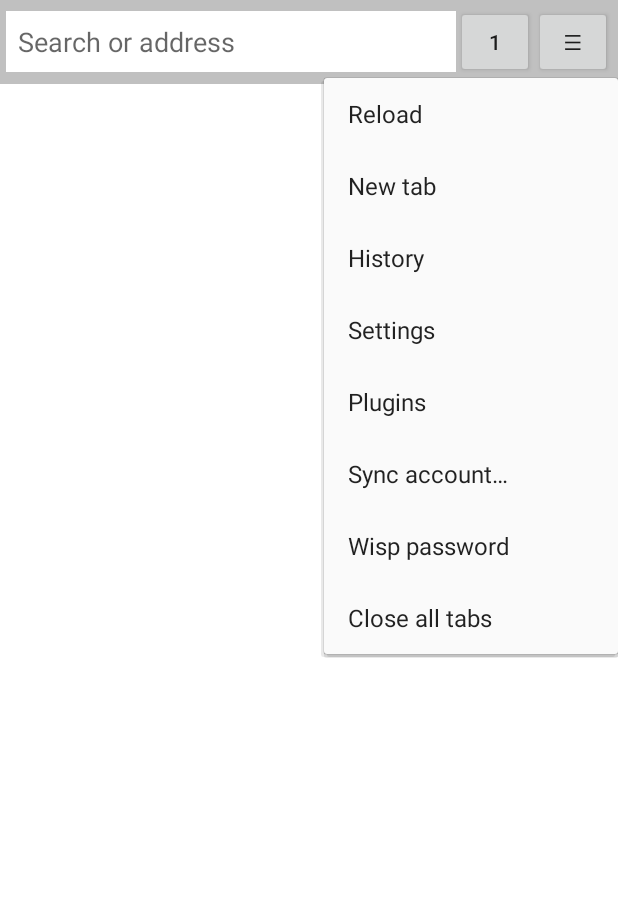
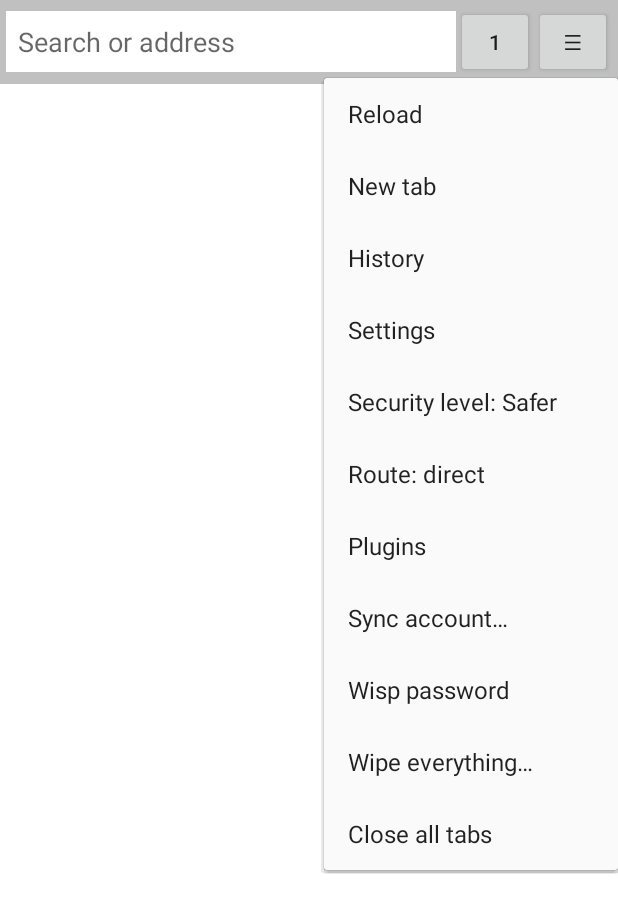
Before and after one commit to anti-ghostsec/wisp, an Android app: the screen it shows after launch (MainActivity), after a tap on an icon or button, on a phone screen of 412 x 824 dp. Shown: the top 913 px of the screen. Run offline under Robolectric (Android 15) with nearby library versions, the phone set to English and light mode, and no system bars; libraries missing offline, so code that uses them is left out: org.mozilla.geckoview, org.torproject.jni, uniffi.wisp_ffi; 20 statements that could not run were skipped.

Commit message:
Android: Tor built in, security levels, site isolation, screen privacy
Route: Direct (or your VPN), Tor built in (the Guardian Project's
tor-android, the tor Orbot runs) or Orbot. On Tor, Gecko points at a port
nothing listens on until it's connected: nothing ever goes around it.

Security levels as in Tor Browser: Safer by default (no JIT compilers or
WebAssembly, no SharedArrayBuffer, WebGL, WebRTC or MathML), Standard and
Safest (no JavaScript, only the phone's fonts). WebGPU, asm.js and rarely
used font formats are off at every level. Site isolation (Fission) is on.

No screenshots or recent-apps previews unless allowed; a Wisp password
locks the vault again after five minutes away, and wisp-core forgets what
it decrypted until it's unlocked; Wipe everything clears all of Wisp's data.

```diff
--- a/android/app/build.gradle.kts
+++ b/android/app/build.gradle.kts
@@ -44,6 +44,8 @@ android {
 
 dependencies {
     implementation("org.mozilla.geckoview:geckoview-$abi:$geckoview")
+    // Tor, built in: the Guardian Project's build of tor, the one Orbot runs.
+    implementation("info.guardianproject:tor-android:0.4.9.17")
     // The Kotlin side of the Rust core's bindings (UniFFI).
     implementation("net.java.dev.jna:jna:5.19.1@aar")
 }
--- a/android/app/src/main/java/io/github/wisp/browser/Engine.kt
+++ b/android/app/src/main/java/io/github/wisp/browser/Engine.kt
@@ -29,6 +29,8 @@ object Engine {
     const val PREFS = "wisp-android"
     /** Orbot's SOCKS port. */
     const val ORBOT_PORT = 9050
+    /** Where Gecko is sent while the built-in Tor connects: nothing listens there. */
+    private const val CLOSED_PORT = 9
 
     lateinit var runtime: GeckoRuntime
         private set
@@ -78,7 +80,7 @@ object Engine {
             .queryParameterStrippingPrivateBrowsingEnabled(cfg.optBoolean("strip_tracking_params", true))
             .build()
         val settings = GeckoRuntimeSettings.Builder()
-            .javaScriptEnabled(cfg.optBoolean("javascript", true))
+            .javaScriptEnabled(cfg.optBoolean("javascript", true) && level(app) != Level.SAFEST)
             .globalPrivacyControlEnabled(true)
             .loginAutofillEnabled(false)
             .remoteDebuggingEnabled(false)
@@ -89,6 +91,9 @@ object Engine {
             .preferredColorScheme(if (dark) GeckoRuntimeSettings.COLOR_SCHEME_DARK else GeckoRuntimeSettings.COLOR_SCHEME_SYSTEM)
             .contentBlocking(blocking)
             .isolatedProcessEnabled(true)
+            // Site isolation: each site in processes of its own, so a page
+            // that takes over its process still can't read another site's.
+            .fissionEnabled(true)
             .build()
         runtime = GeckoRuntime.create(app, settings)
         web = GeckoWebExecutor(runtime)
@@ -99,33 +104,77 @@ object Engine {
         if (cfg.optBoolean("block_third_party_cookies", true)) ContentBlocking.CookieBehavior.ACCEPT_FIRST_PARTY
         else ContentBlocking.CookieBehavior.ACCEPT_FIRST_PARTY_AND_ISOLATE_OTHERS
 
-    fun torEnabled(context: Context) =
-        context.getSharedPreferences(PREFS, Context.MODE_PRIVATE).getBoolean("tor", false)
+    /** How pages reach the internet. */
+    enum class Route { DIRECT, TOR, ORBOT }
+
+    /** How much of the web Wisp turns off to make attacks harder. */
+    enum class Level { STANDARD, SAFER, SAFEST }
+
+    private fun prefs(context: Context) = context.getSharedPreferences(PREFS, Context.MODE_PRIVATE)
+
+    fun route(context: Context): Route {
+        val p = prefs(context)
+        p.getString("route", null)?.let { name -> return Route.entries.find { it.name == name } ?: Route.DIRECT }
+        // Before the built-in Tor: a tick meant Orbot.
+        return if (p.getBoolean("tor", false)) Route.ORBOT else Route.DIRECT
+    }
+
+    fun setRoute(context: Context, route: Route) = prefs(context).edit().putString("route", route.name).remove("tor").apply()
+
+    /** Safer unless chosen otherwise: no JIT compilers, which most browser exploits go through. */
+    fun level(context: Context): Level =
+        prefs(context).getString("security_level", null)?.let { name -> Level.entries.find { it.name == name } } ?: Level.SAFER
+
+    fun setLevel(context: Context, level: Level) = prefs(context).edit().putString("security_level", level.name).apply()
+
+    /** JavaScript runs at all: the setting, and not at the Safest level. */
+    fun javascript(context: Context) = config.optBoolean("javascript", true) && level(context) != Level.SAFEST
 
     /**
-     * Gecko settings GeckoView has no call for: what desktop Wisp turns off
-     * in WebKit (WebGL, WebRTC, the JIT with Safer JavaScript), Gecko's own
-     * fingerprinting protection, and the route: straight out (your VPN, if
-     * one is on), or through Orbot's SOCKS port with names looked up there.
+     * Gecko settings GeckoView has no call for: what the security level
+     * turns off, what desktop Wisp turns off in WebKit (WebGL, WebRTC),
+     * Gecko's fingerprinting protection, and the route: straight out (your
+     * VPN, if one is on), or through Tor (built in or Orbot's) with names
+     * looked up there. On Tor, until it's connected, Gecko is pointed at a
+     * port nothing listens on: pages fail, they never go around it.
      */
     fun applyPrefs(context: Context): GeckoResult<Map<String, Boolean>> {
         val cfg = config
-        val tor = torEnabled(context)
-        val noJit = cfg.optBoolean("no_jit", false)
-        val webrtc = cfg.optBoolean("webrtc", false) && !tor
+        val route = route(context)
+        val level = level(context)
+        val tor = route != Route.DIRECT
+        val standard = level == Level.STANDARD
+        val noJit = !standard
+        val webrtc = cfg.optBoolean("webrtc", false) && !tor && standard
+        val webgl = cfg.optBoolean("webgl", false) && standard
+        val socksPort = when (route) {
+            Route.ORBOT -> ORBOT_PORT
+            Route.TOR -> Tor.port.takeIf { it > 0 } ?: CLOSED_PORT
+            Route.DIRECT -> ORBOT_PORT
+        }
         val user = GeckoPreferenceController.PREF_BRANCH_USER
         fun b(name: String, v: Boolean) = SetGeckoPreference.setBoolPref(name, v, user)
         fun i(name: String, v: Int) = SetGeckoPreference.setIntPref(name, v, user)
         fun s(name: String, v: String) = SetGeckoPreference.setStringPref(name, v, user)
         val prefs = listOf(
-            b("webgl.disabled", !cfg.optBoolean("webgl", false)),
+            b("webgl.disabled", !webgl),
             b("media.peerconnection.enabled", webrtc),
             b("media.navigator.enabled", webrtc),
+            // Safer and Safest: scripts run without the JIT compilers (and so
+            // without WebAssembly), which most browser exploits go through.
             b("javascript.options.ion", !noJit),
             b("javascript.options.baselinejit", !noJit),
             b("javascript.options.native_regexp", !noJit),
             b("javascript.options.wasm", !noJit),
-            b("javascript.options.asmjs", !noJit),
+            b("javascript.options.shared_memory", standard),
+            // Rarely used, often attacked: off at every level.
+            b("javascript.options.asmjs", false),
+            b("dom.webgpu.enabled", false),
+            b("gfx.font_rendering.graphite.enabled", false),
+            b("gfx.font_rendering.opentype_svg.enabled", false),
+            b("mathml.disabled", !standard),
+            // Safest: only the fonts on the phone.
+            b("gfx.downloadable_fonts.enabled", level != Level.SAFEST),
             b("privacy.fingerprintingProtection", true),
             b("privacy.fingerprintingProtection.pbmode", true),
             b("geo.enabled", false),
@@ -141,13 +190,14 @@ object Engine {
             // Proxy: 1 = the SOCKS settings below, 5 = the system's.
             i("network.proxy.type", if (tor) 1 else 5),
             s("network.proxy.socks", "127.0.0.1"),
-            i("network.proxy.socks_port", ORBOT_PORT),
+            i("network.proxy.socks_port", socksPort),
             i("network.proxy.socks_version", 5),
             b("network.proxy.socks_remote_dns", true),
-            // Orbot not running: fail, never go around it.
+            // Tor not there: fail, never go around it.
             b("network.proxy.failover_direct", !tor),
             i("network.trr.mode", if (tor) 5 else 0),
         )
+        runtime.settings.setJavaScriptEnabled(javascript(context))
         return GeckoPreferenceController.setGeckoPrefs(prefs).map { result ->
             val failed = result?.filterValues { !it }?.keys.orEmpty()
             if (failed.isNotEmpty()) Log.w(TAG, "prefs not set: $failed")
```
Also changed, not shown: android/app/src/main/java/io/github/wisp/browser/MainActivity.kt (+129 -10 lines), android/app/src/main/java/io/github/wisp/browser/Tor.kt (added, +79 -0 lines), 6 other files.
